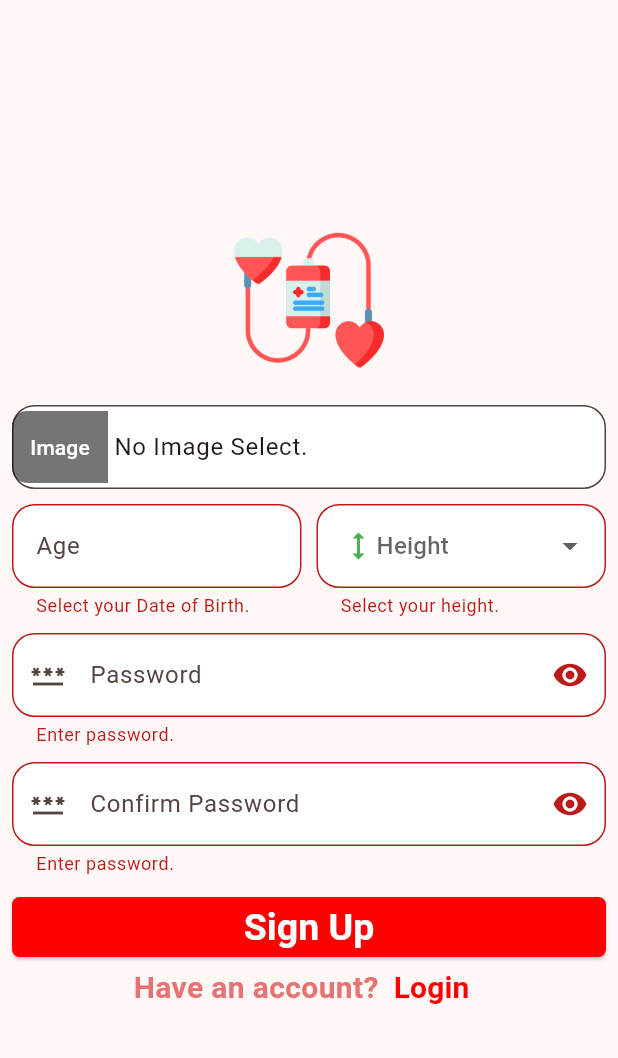
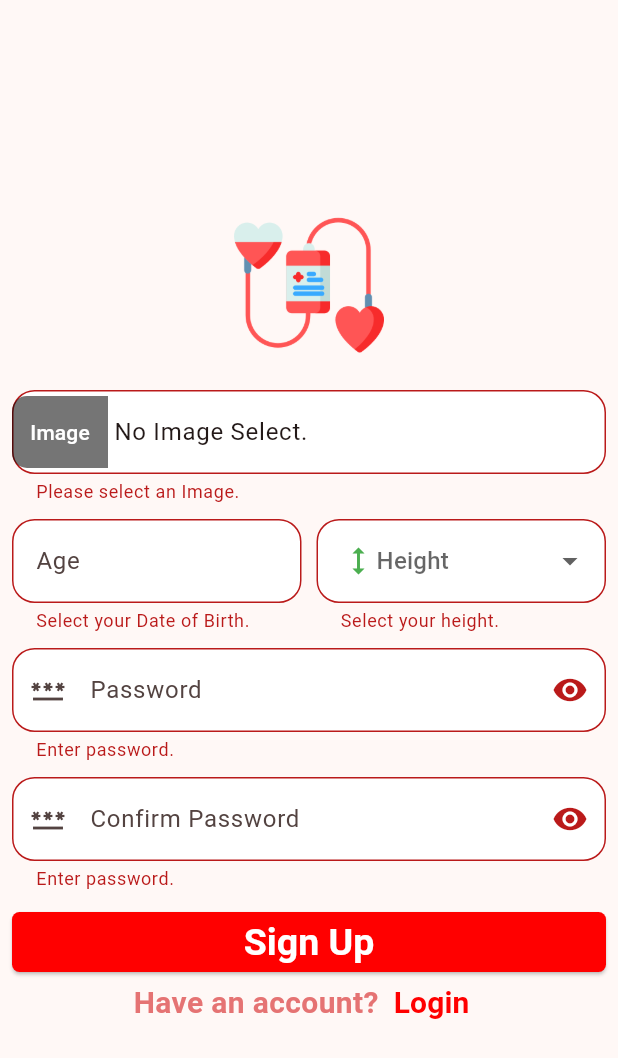
Before and after one commit to partho-debnath/donate-blood-flutter, a Flutter app: the SignUpSecondScreen screen opened directly with empty values, after a tap on "Sign Up", on a phone screen of 412 x 824 dp. Shown: the top 1058 px of the screen. Run offline on Flutter 3.47's test engine with Material 3 defaults, Android fonts, the phone set to English and light mode, and no system bars; our stand-ins replace get, image_picker, intl_phone_field.

Commit message:
Image validator added

```diff
--- a/lib/presentation/ui/screens/sign_up_second_screen.dart
+++ b/lib/presentation/ui/screens/sign_up_second_screen.dart
@@ -91,8 +91,8 @@ class _SignUpSecondScreenState extends State<SignUpSecondScreen> {
                         setState(() {});
                       },
                       validator: (value) {
-                        if (value?.isEmpty ?? true) {
-                          return 'Please enter your email address.';
+                        if (value! == 'No Image Select.') {
+                          return 'Please select an Image.';
                         }
 
                         return null;
```
